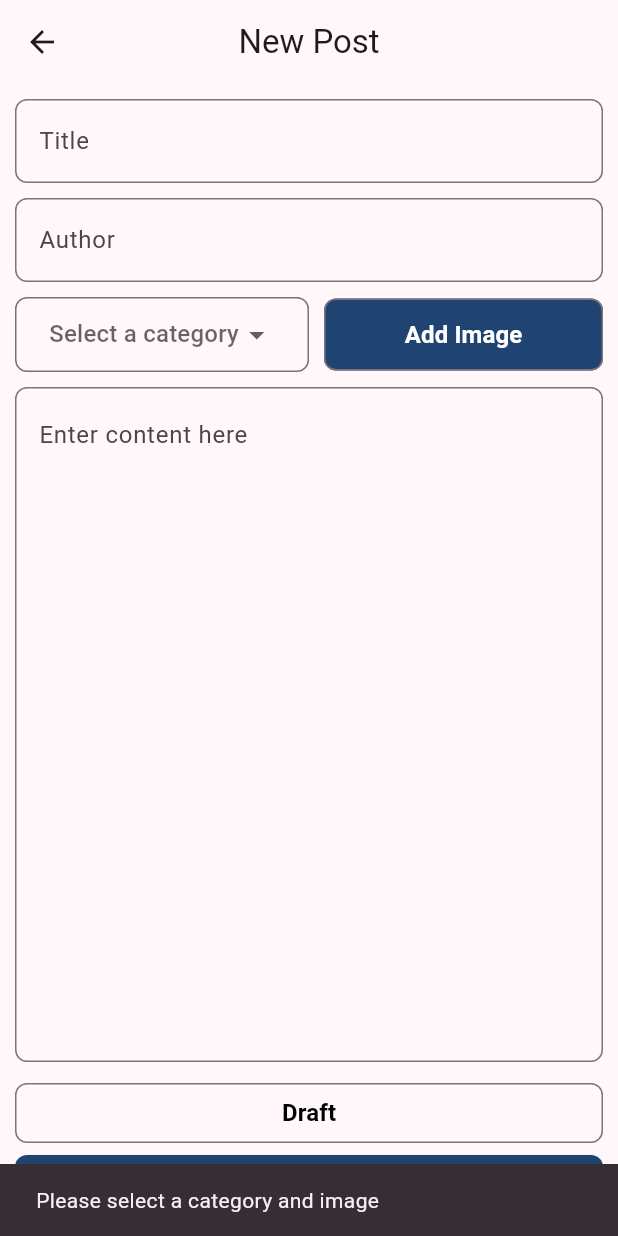
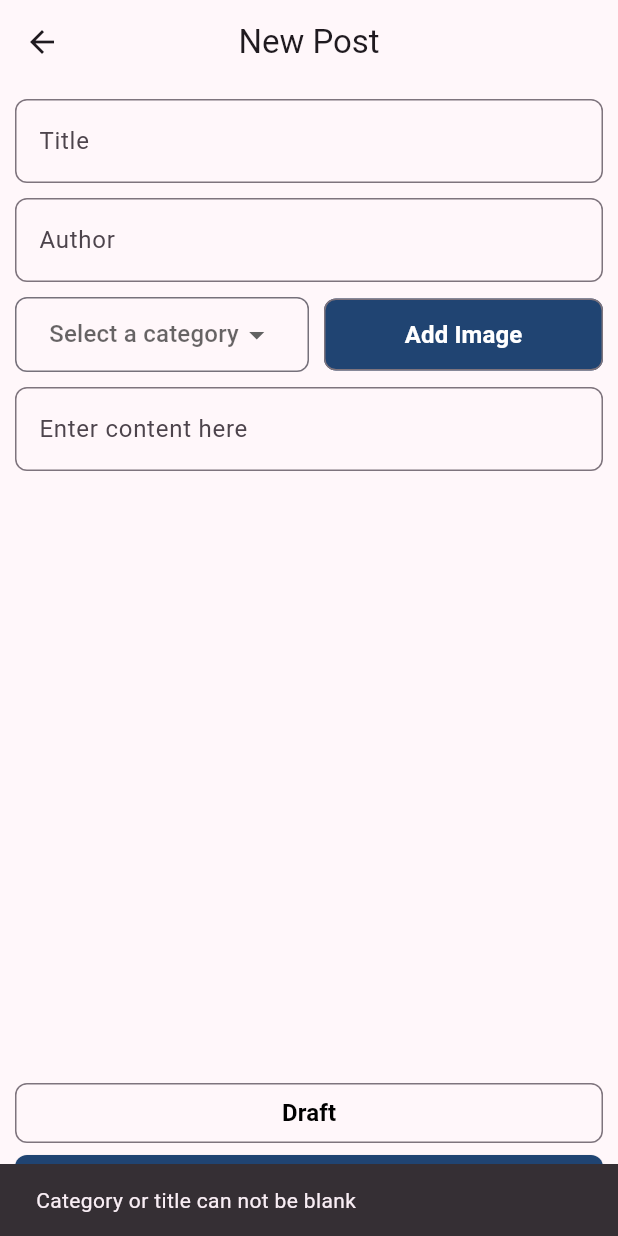
Before and after one commit to swaroopaMammu/novalate, a Flutter app: the AddNewEntryScreen screen opened directly with empty values, after a tap on "Post", on a phone screen of 412 x 824 dp. Run offline on Flutter 3.47's test engine with Material 3 defaults, Android fonts, the light colour scheme and no system bars; our stand-ins replace bloc, cloud_firestore, firebase_core, firebase_storage, flutter_bloc, go_router and 2 more; missing offline and left inert: dart:ffi; accounts and stored records are empty.

Commit message:
code optimization

```diff
--- a/lib/bloc/drafts_bloc.dart
+++ b/lib/bloc/drafts_bloc.dart
@@ -84,7 +84,6 @@ class DraftsBloc extends Bloc<DraftsEvent, DraftsState> {
   }
 
   FutureOr<void> newPostSubmitEvent(NewPostSubmitEvent event, Emitter<DraftsState> emit) async{
-    // emit(ProgressBarStatus());
     await db.create(event.story,event.imageUrl);
     emit(NewPostSubmitState(result:"success"));
   }
--- a/lib/ui/screens/AddNewEntryScreen.dart
+++ b/lib/ui/screens/AddNewEntryScreen.dart
@@ -10,6 +10,7 @@ import 'package:novalate/models/data_model.dart';
 import 'package:novalate/utils/firebase_fire_store.dart';
 
 import '../../utils/AppConstants.dart';
+import '../widgets/bordered_text_field.dart';
 
 class AddNewEntryScreen extends StatefulWidget {
   final bool isDraft;
@@ -29,7 +30,8 @@ class _AddNewEntryScreenState extends State<AddNewEntryScreen> {
   late bool _isButtonEnabled;
   late final DatabaseService db;
   late DraftsBloc dBloc;
-  String? _selectedValue ;
+  String? _selectedValue;
+
   File? imageFile;
 
   @override
@@ -42,9 +44,9 @@ class _AddNewEntryScreenState extends State<AddNewEntryScreen> {
     dBloc = DraftsBloc();
     db = DatabaseService();
 
-    if(widget.isDraft){
+    if (widget.isDraft) {
       dBloc.add(DraftEditLoadEvent(storyId: widget.storyId));
-    }else{
+    } else {
       dBloc.add(NewPostEntryLoadEvent());
     }
     super.initState();
@@ -58,9 +60,9 @@ class _AddNewEntryScreenState extends State<AddNewEntryScreen> {
     super.dispose();
   }
 
-  Future<void> getImageFromGallery() async{
+  Future<void> getImageFromGallery() async {
     var img = await ImagePicker().pickImage(source: ImageSource.gallery);
-    if(img != null){
+    if (img != null) {
       imageFile = File(img.path);
     }
   }
@@ -72,27 +74,30 @@ class _AddNewEntryScreenState extends State<AddNewEntryScreen> {
           title: const Text(AppConstants.NEW_POST),
           centerTitle: true,
         ),
-      body: BlocConsumer<DraftsBloc,DraftsState>(
+        body: BlocConsumer<DraftsBloc, DraftsState>(
             bloc: dBloc,
-        listenWhen: (prev,curr) => curr is DraftsActionState,
-        buildWhen: (prev,current) => current is !DraftsActionState,
+            listenWhen: (prev, curr) => curr is DraftsActionState,
+            buildWhen: (prev, current) => current is! DraftsActionState,
             listener: (BuildContext context, DraftsState state) {
-          if(state is NewPostSubmitState){
+              if (state is NewPostSubmitState) {
                 _isButtonEnabled = true;
                 Navigator.of(context).pop();
               }
-          if(state is DraftAddImageButtonClickState){
+              if (state is DraftAddImageButtonClickState) {
                 getImageFromGallery();
               }
-          if(state is CategoryOptionState){
+              if (state is CategoryOptionState) {
+                setState(() {
                   _selectedValue = state.option;
+                });
               }
             },
-        builder: (context,state){
-            switch(state.runtimeType){
+            builder: (context, state) {
+              switch (state.runtimeType) {
                 case DraftEditLoadSuccessState :
                   return getSuccessUI(state);
-              default : return getSuccessUI(state);
+                default :
+                  return getSuccessUI(state);
               }
             }
         )
@@ -113,37 +118,14 @@ class _AddNewEntryScreenState extends State<AddNewEntryScreen> {
         key: _formKey,
         child: Column(
           children: [
-            getTextInput(label: "Title",hint:"Enter title here",error: "Please enter your title",controller: _tController ),
+            BorderedTextField(label: "Title",hint:"Enter title here",error: "Please enter your title",controller: _tController ,isLongTextField: false),
             const SizedBox(height: 10),
-            getTextInput(label: "Author",hint:"Enter Author name here",error: "Please enter your author name",controller: _aController ),
+            BorderedTextField(label: "Author",hint:"Enter Author name here",error: "Please enter your author name",controller: _aController,isLongTextField: false ),
             const SizedBox(height: 10),
             getCategoryAndImage(),
             const SizedBox(height: 10),
             Expanded(
-              child: TextFormField(
-                controller: _sController,
-                keyboardType: TextInputType.multiline,
-                textInputAction: TextInputAction.newline,
-                textAlignVertical: TextAlignVertical.top,
-                expands: true,
-                maxLines: null,
-                decoration: InputDecoration(
-                    hintText: "Enter content here",
-                    border: OutlineInputBorder(
-                        borderRadius: BorderRadius.circular(8.0),
-                        borderSide: const BorderSide(width: 2.0)
-                    )),
-                validator: (value) {
-
-                  if (value == null || value.isEmpty) {
-                    return "Please enter your  content";
-                  }
-                  return null;
-                },
-                onSaved: (value) {
-
-                },
-              ),
+              child: BorderedTextField(label: null,hint:"Enter content here",error: "Please enter your  content",controller: _sController,isLongTextField: false ),
             ),
             const SizedBox(height: 10),
             SizedBox(
@@ -168,14 +150,14 @@ class _AddNewEntryScreenState extends State<AddNewEntryScreen> {
                     ),
                     child: _isButtonEnabled? Text("Draft",
                         style: TextStyle(
-                            color:_isButtonEnabled? Colors.black : Colors.grey ,
+                            color: Colors.black,
                             fontWeight: FontWeight.bold,
                             fontSize: 16)) : CircularProgressIndicator())),
             SizedBox(
                 width: double.infinity,
                 child: ElevatedButton(
                     onPressed: () {
-                      if(_isButtonEnabled){
+                      if (_isButtonEnabled) {
                         final data = StoryModel(
                             _tController.text,
                             _aController.text,
@@ -193,11 +175,11 @@ class _AddNewEntryScreenState extends State<AddNewEntryScreen> {
                         ),
                         backgroundColor:
                         const Color.fromARGB(255, 32, 68, 114)),
-                    child: _isButtonEnabled? Text("Post",
-                        style:  TextStyle(
+                    child: _isButtonEnabled ? Text("Post",
+                        style: TextStyle(
                             color: Colors.white,
                             fontWeight: FontWeight.bold,
-                            fontSize: 16) ): CircularProgressIndicator())),
+                            fontSize: 16)) : CircularProgressIndicator())),
           ],
         ),
       ),
@@ -224,13 +206,17 @@ class _AddNewEntryScreenState extends State<AddNewEntryScreen> {
     }
   }
 
-  validateFieldsForPost(StoryModel data){
-    if(_selectedValue == null || _selectedValue == "" || imageFile == null){
+  _CallErrorSnackBar(){
     ScaffoldMessenger.of(context).showSnackBar(
-        SnackBar(content: Text('Please select a category and image')),
+      SnackBar(content: Text('Category or title can not be blank')),
     );
-    } else if(_formKey.currentState!.validate()) {
-      if (widget.isDraft ) {
+  }
+
+  validateFieldsForPost(StoryModel data) {
+    if (_selectedValue == null || _selectedValue == "" || imageFile == null) {
+      return _CallErrorSnackBar();
+    } else if (_formKey.currentState!.validate()) {
+      if (widget.isDraft) {
         dBloc.add(
             UpdateDraftSubmitEvent(story: data, imageUrl: imageFile));
       } else {
@@ -291,27 +277,4 @@ class _AddNewEntryScreenState extends State<AddNewEntryScreen> {
       ],
     );
   }
-
-  Widget getTextInput({required String label,required String hint,required String error, required TextEditingController controller}){
-    return   TextFormField(
-      controller: controller,
-      decoration: InputDecoration(
-          labelText: label,
-          hintText: hint,
-          border: OutlineInputBorder(
-              borderRadius: BorderRadius.circular(8.0),
-              borderSide: const BorderSide(width: 2.0)
-          )
-      ),
-      validator: (value) {
-        if((value == null || value.isEmpty)) {
-          return error;
 }
-        return null;
-      },
-      onSaved: (value) {
-
-      },
-    );
-  }
-}
--- /dev/null
+++ b/lib/ui/widgets/bordered_text_field.dart
@@ -0,0 +1,53 @@
+import 'package:flutter/material.dart';
+
+class BorderedTextField extends StatelessWidget {
+  const BorderedTextField({super.key,required this.hint,required this.label,
+    required this.error,required this.controller,required this.isLongTextField});
+  final String hint;
+  final String? label;
+  final String error;
+  final bool isLongTextField;
+  final TextEditingController controller;
+
+  @override
+  Widget build(BuildContext context) {
+    return isLongTextField
+        ? TextFormField(
+            controller: controller,
+            keyboardType: TextInputType.multiline,
+            textInputAction: TextInputAction.newline,
+            textAlignVertical: TextAlignVertical.top,
+            expands: true,
+            maxLines: null,
+            decoration: getFieldDecoration(hint, label),
+            validator: (value) {
+              if ((value == null || value.isEmpty)) {
+                return error;
+              }
+              return null;
+            },
+            onSaved: (value) {})
+        : TextFormField(
+            controller: controller,
+            decoration: getFieldDecoration(hint, label),
+            validator: (value) {
+              if (value == null || value.isEmpty) {
+                return error;
+              }
+              return null;
+            },
+            onSaved: (value) {},
+          );
+  }
+
+  InputDecoration getFieldDecoration( String hint, String? label){
+    return InputDecoration(
+        labelText: label,
+        hintText: hint,
+        border: OutlineInputBorder(
+            borderRadius: BorderRadius.circular(8.0),
+            borderSide: const BorderSide(width: 2.0)
+        )
+    );
+  }
+}
```
Lines whose indentation alone changed are shown as unchanged.
